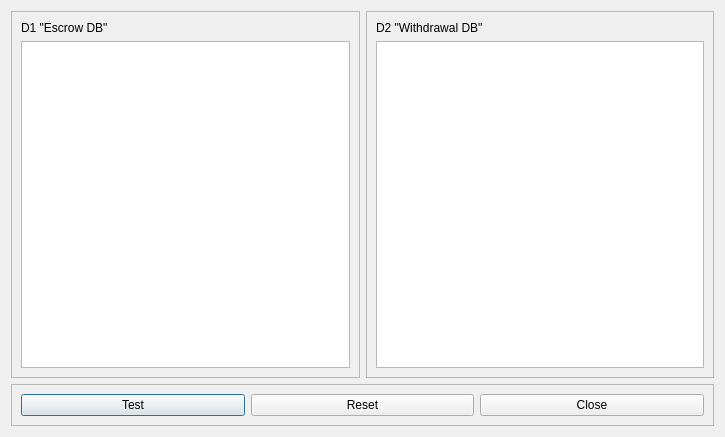
The window that src/qt/forms/sidechaintabledialog.ui (DriveNetTESTDRIVE/DriveNet) describes before a commit, drawn with Qt 5.
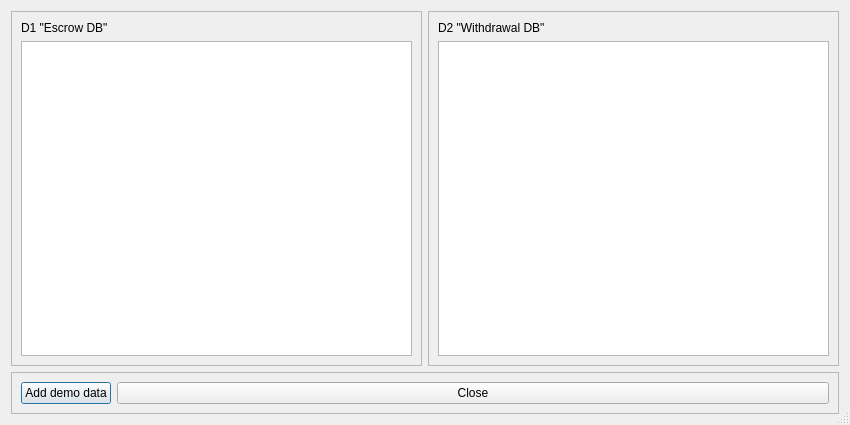
The same window after the commit. Icons and pictures are not drawn.

The edit to the form file:
```diff
--- a/src/qt/forms/sidechaintabledialog.ui
+++ b/src/qt/forms/sidechaintabledialog.ui
@@ -6,12 +6,15 @@
    <rect>
     <x>0</x>
     <y>0</y>
-    <width>725</width>
-    <height>437</height>
+    <width>850</width>
+    <height>425</height>
    </rect>
   </property>
   <property name="windowTitle">
-   <string>Dialog</string>
+   <string>Sidechain Tables</string>
+  </property>
+  <property name="sizeGripEnabled">
+   <bool>true</bool>
   </property>
   <layout class="QGridLayout" name="gridLayout">
    <item row="0" column="1">
@@ -31,7 +34,34 @@
        </widget>
       </item>
       <item>
-       <widget class="QTableView" name="tableViewD2"/>
+       <widget class="QTableView" name="tableViewD2">
+        <property name="font">
+         <font>
+          <family>Ubuntu Mono</family>
+         </font>
+        </property>
+        <property name="alternatingRowColors">
+         <bool>true</bool>
+        </property>
+        <property name="textElideMode">
+         <enum>Qt::ElideNone</enum>
+        </property>
+        <property name="verticalScrollMode">
+         <enum>QAbstractItemView::ScrollPerPixel</enum>
+        </property>
+        <property name="horizontalScrollMode">
+         <enum>QAbstractItemView::ScrollPerPixel</enum>
+        </property>
+        <property name="gridStyle">
+         <enum>Qt::SolidLine</enum>
+        </property>
+        <property name="wordWrap">
+         <bool>false</bool>
+        </property>
+        <attribute name="horizontalHeaderMinimumSectionSize">
+         <number>20</number>
+        </attribute>
+       </widget>
       </item>
      </layout>
     </widget>
@@ -53,7 +83,38 @@
        </widget>
       </item>
       <item>
-       <widget class="QTableView" name="tableViewD1"/>
+       <widget class="QTableView" name="tableViewD1">
+        <property name="font">
+         <font>
+          <family>Ubuntu Mono</family>
+          <italic>false</italic>
+         </font>
+        </property>
+        <property name="editTriggers">
+         <set>QAbstractItemView::NoEditTriggers</set>
+        </property>
+        <property name="alternatingRowColors">
+         <bool>true</bool>
+        </property>
+        <property name="textElideMode">
+         <enum>Qt::ElideNone</enum>
+        </property>
+        <property name="verticalScrollMode">
+         <enum>QAbstractItemView::ScrollPerPixel</enum>
+        </property>
+        <property name="horizontalScrollMode">
+         <enum>QAbstractItemView::ScrollPerPixel</enum>
+        </property>
+        <property name="gridStyle">
+         <enum>Qt::SolidLine</enum>
+        </property>
+        <property name="wordWrap">
+         <bool>false</bool>
+        </property>
+        <attribute name="horizontalHeaderMinimumSectionSize">
+         <number>20</number>
+        </attribute>
+       </widget>
       </item>
      </layout>
     </widget>
@@ -69,15 +130,18 @@
      <layout class="QHBoxLayout" name="horizontalLayout">
       <item>
        <widget class="QPushButton" name="pushButtonTest">
-        <property name="text">
-         <string>Test</string>
+        <property name="sizePolicy">
+         <sizepolicy hsizetype="Maximum" vsizetype="Fixed">
+          <horstretch>0</horstretch>
+          <verstretch>0</verstretch>
+         </sizepolicy>
         </property>
-       </widget>
-      </item>
-      <item>
-       <widget class="QPushButton" name="pushButtonReset">
         <property name="text">
-         <string>Reset</string>
+         <string>Add demo data</string>
+        </property>
+        <property name="icon">
+         <iconset resource="../bitcoin.qrc">
+          <normaloff>:/icons/warning</normaloff>:/icons/warning</iconset>
         </property>
        </widget>
       </item>
```
Left out of the diff: 8 changed lines with no effect on the pictures.
